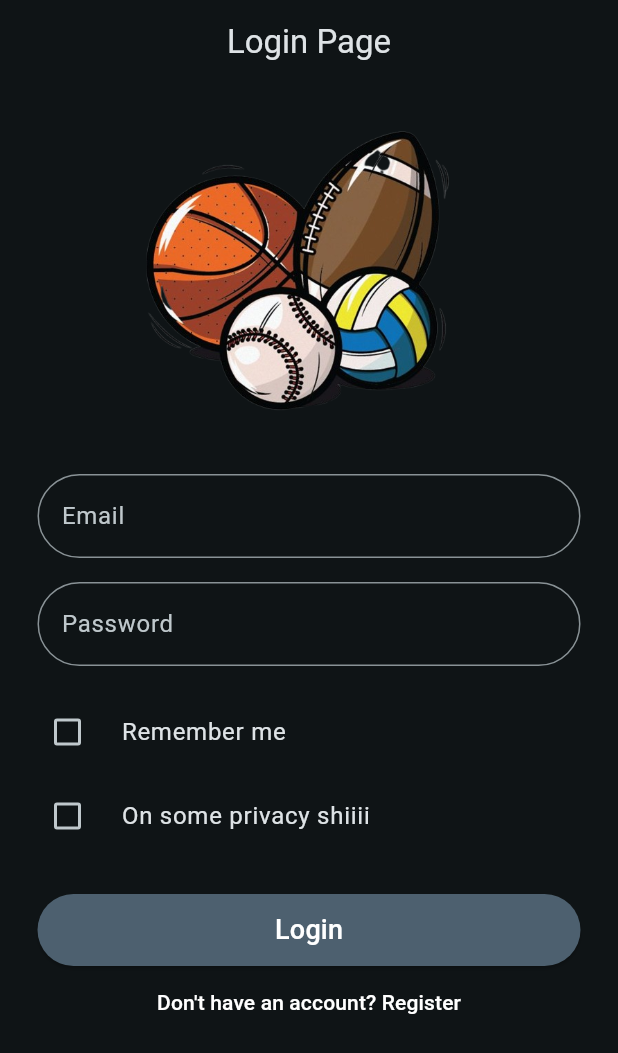
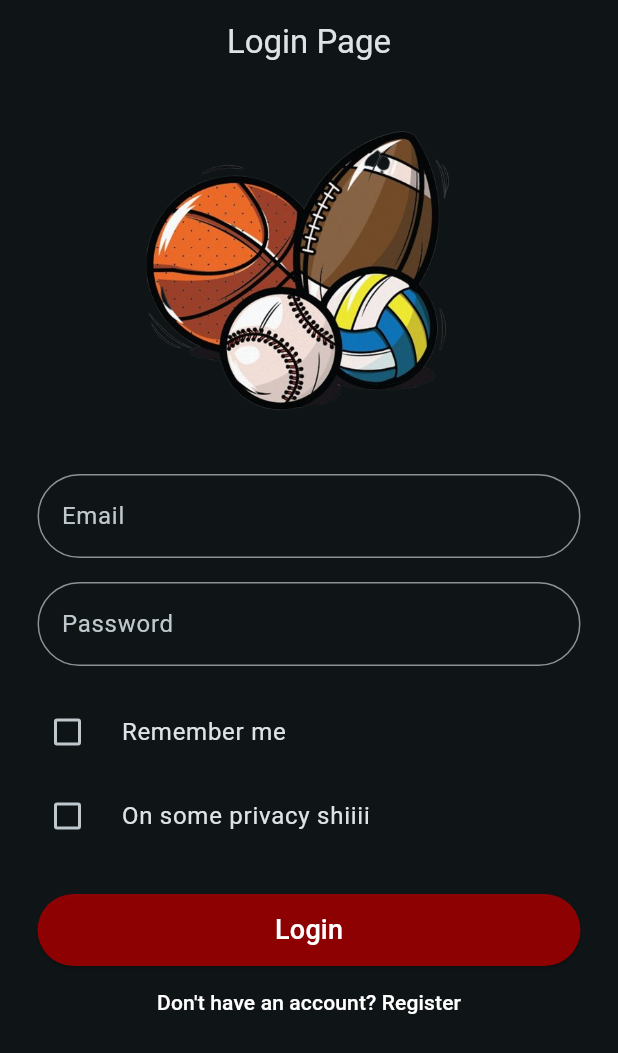
Before and after one commit to cincauhitam/Project_TemuinApp, a Flutter app: the screen it shows after launch, on a phone screen of 412 x 824 dp. Shown: the top 1053 px of the screen. Run offline on Flutter 3.47's test engine with Material 3 defaults, Android fonts, the light colour scheme and no system bars; our stand-ins replace google_fonts.

Commit message:
updated button color

```diff
--- a/lib/views/pages/login_page.dart
+++ b/lib/views/pages/login_page.dart
@@ -103,7 +103,7 @@ class _LoginPageState extends State<LoginPage> {
                 height: 48,
                 child: ElevatedButton(
                   style: ElevatedButton.styleFrom(
-                    backgroundColor: const Color.fromARGB(1000, 83, 104, 120),
+                    backgroundColor: const Color.fromARGB(1000, 154, 0, 2),
                     foregroundColor: Colors.white,
                   ),
                   onPressed: () async {
```
